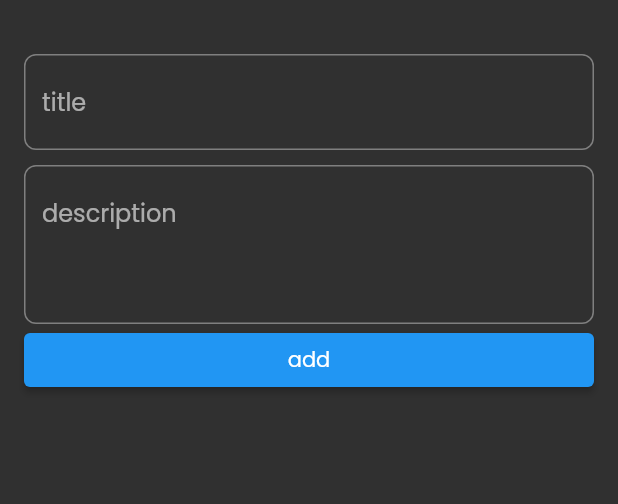
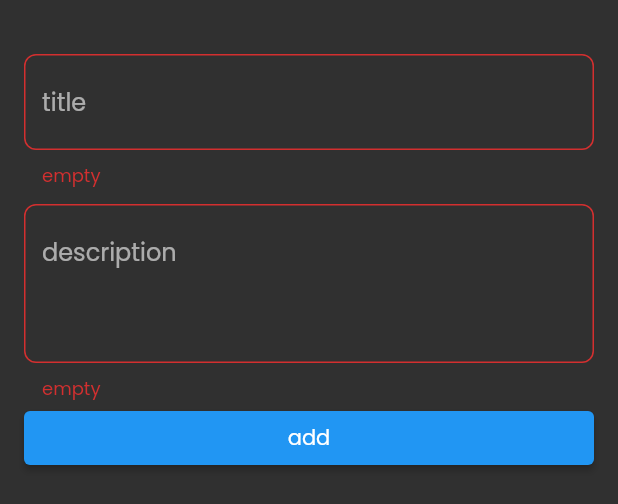
Before and after one commit to AhmedAbdAldaim/notes_app, a Flutter app: the AddNoteBottomSheet widget shown alone on an empty page, opened directly, after a tap on "add", on a phone screen of 412 x 824 dp. Shown: the top 504 px of the screen. Run offline on Flutter 3.47's test engine with Material 2 defaults, Android fonts, the phone set to English and light mode, and no system bars; our stand-ins replace bloc, hive, hive_flutter; accounts and stored records are empty.

```diff
--- a/lib/views/add_note_bottomsheet.dart
+++ b/lib/views/add_note_bottomsheet.dart
@@ -3,34 +3,54 @@ import 'package:notes_app/views/widgets/custom_bottom.dart';
 import 'package:notes_app/views/widgets/custom_text_field.dart';
 
 class AddNoteBottomSheet extends StatelessWidget {
-  const AddNoteBottomSheet({super.key});
+  final GlobalKey<FormState> formkey = GlobalKey();
+  final TextEditingController title = TextEditingController();
+  final TextEditingController des = TextEditingController();
+  AddNoteBottomSheet({super.key});
 
   @override
   Widget build(BuildContext context) {
     return Padding(
       padding: const EdgeInsets.all(16),
+      child: SingleChildScrollView(
+        child: Form(
+          key: formkey,
           child: Column(
             children: [
-
               const SizedBox(
                 height: 20,
               ),
-          const CustomTextField(
+              CustomTextField(
+                controller: title,
                 hint: 'title',
+                validator: (val) {
+                  if (val!.isEmpty) {
+                    return 'empty';
+                  }
+                },
               ),
               const SizedBox(
                 height: 10,
               ),
-          const CustomTextField(
+              CustomTextField(
+                controller: des,
                 hint: 'description',
                 maxLines: 3,
+                validator: (val) {
+                  if (val!.isEmpty) {
+                    return 'empty';
+                  }
+                },
               ),
               CustomBottom(
                 title: 'add',
-            onPressed: () {},
+                onPressed: () {
+                  if (formkey.currentState!.validate()) {}
+                },
               )
-
             ],
+          ),
+        ),
       ),
     );
   }
--- a/lib/views/note_view.dart
+++ b/lib/views/note_view.dart
@@ -19,7 +19,7 @@ class NoteView extends StatelessWidget {
               ),
             ),
             builder: (context) {
-              return const AddNoteBottomSheet();
+              return  AddNoteBottomSheet();
             },
           );
         },
--- a/lib/views/widgets/custom_text_field.dart
+++ b/lib/views/widgets/custom_text_field.dart
@@ -3,17 +3,21 @@ import 'package:flutter/material.dart';
 class CustomTextField extends StatelessWidget {
   final String hint;
   final int? maxLines;
-  const CustomTextField({super.key, required this.hint, this.maxLines});
+  final TextEditingController controller;
+  final String? Function(String?)?  validator;
+  const CustomTextField({super.key, required this.controller ,required this.validator, required this.hint, this.maxLines});
 
   @override
   Widget build(BuildContext context) {
-    return TextField(
+    return TextFormField(
+      controller: controller,
       decoration: InputDecoration(
         border: OutlineInputBorder(
           borderRadius: BorderRadius.circular(8),
         ),
         hintText: hint,
       ),
+      validator: validator,
       maxLines: maxLines,
     );
   }
--- a/pubspec.yaml
+++ b/pubspec.yaml
@@ -14,15 +14,16 @@ dependencies:
   cupertino_icons: ^1.0.2
   flutter:
     sdk: flutter
+  flutter_bloc: ^8.1.1
   hive: ^2.2.3
   hive_flutter: ^1.1.0
 
 dev_dependencies:
+  build_runner: ^2.3.3
   flutter_lints: ^2.0.0
-  hive_generator: ^2.0.0
-  build_runner: ^2.3.3
   flutter_test:
     sdk: flutter
+  hive_generator: ^2.0.0
 
 flutter:
 
```
Also changed, not shown: lib/cubits/add_cubit/add_note_cubit.dart (added, +7 -0 lines), lib/cubits/add_cubit/add_note_state.dart (added, +8 -0 lines), lib/views/edit_note_view.dart (+24 -5 lines), lib/views/widgets/custom_note_item.dart (+8 -3 lines), pubspec.lock. Lines whose indentation alone changed are shown as unchanged.
